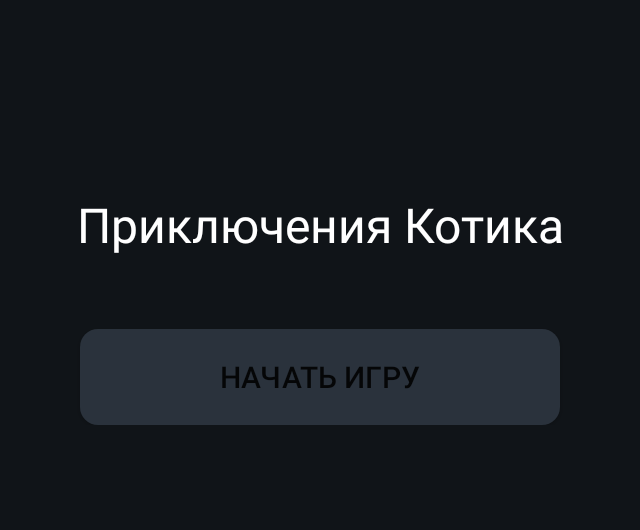
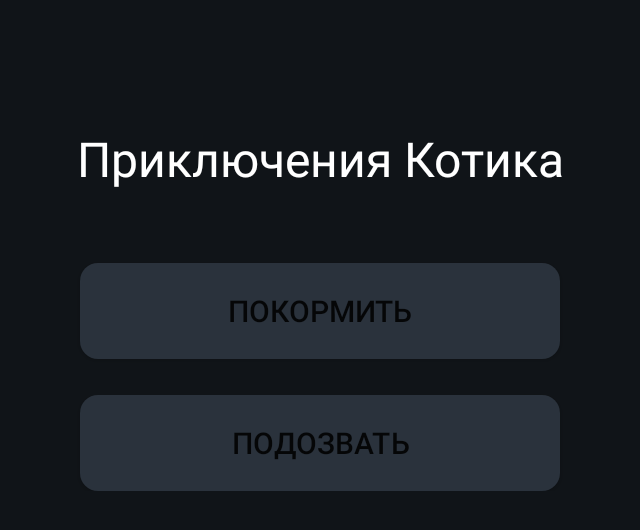
Before and after one commit to FinnaA/yatv, an Android app: the MainActivity screen opened directly, with no data from a screen before it, on a phone screen of 824 x 412 dp (held sideways). Shown: the top 530 px of the screen, without its empty margins (297-937 px from the left). Run offline under Robolectric (Android 15) with nearby library versions, the phone set to English and light mode, and no system bars.

Commit message:
step 4 done

```diff
--- a/app/src/main/java/ru/digitalavatar/secondlife/MainActivity.kt
+++ b/app/src/main/java/ru/digitalavatar/secondlife/MainActivity.kt
@@ -3,9 +3,8 @@ package ru.digitalavatar.secondlife
 import android.app.Activity
 import android.content.Intent
 import android.os.Bundle
-import android.view.View
 import android.widget.Button
-import ru.digitalavatar.secondlife.data.ChapterProgress
+import ru.digitalavatar.secondlife.data.VideoCatalog
 
 class MainActivity : Activity() {
 
@@ -13,43 +12,23 @@ class MainActivity : Activity() {
         super.onCreate(savedInstanceState)
         setContentView(R.layout.activity_main)
 
-        val lastChapter = ChapterProgress.lastChapter(this)
-        val btnContinue = findViewById<Button>(R.id.btn_continue)
-        val btnStart = findViewById<Button>(R.id.btn_start)
+        val btnFeed = findViewById<Button>(R.id.btn_feed)
+        val btnCall = findViewById<Button>(R.id.btn_call)
 
-        if (lastChapter == 0) {
-            // игра не начиналась — кнопки «Продолжить» нет
-            btnContinue.visibility = View.GONE
-            btnStart.text = "Начать игру"
-            btnStart.contentDescription = "Начать игру с начала, с первой главы"
-        } else {
-            btnContinue.visibility = View.VISIBLE
-            btnContinue.text = "Продолжить (глава $lastChapter)"
-            btnContinue.contentDescription = "Продолжить игру с последней главы"
-            btnStart.text = "Начать заново"
-            btnStart.contentDescription = "Начать игру заново, с начала, с первой главы"
+        btnFeed.setOnClickListener {
+            openVideo(VideoCatalog.feed)
+        }
+        btnCall.setOnClickListener {
+            openVideo(VideoCatalog.call)
         }
 
-        btnContinue.setOnClickListener {
-            openChapter(lastChapter.coerceAtLeast(1))
-        }
-        btnStart.setOnClickListener {
-            ChapterProgress.save(this, 1)
-            openChapter(1)
-        }
-
-        // фокус при запуске — на первую доступную кнопку
-        if (btnContinue.visibility == View.VISIBLE) {
-            btnContinue.requestFocus()
-        } else {
-            btnStart.requestFocus()
-        }
+        btnFeed.requestFocus()
     }
 
-    private fun openChapter(n: Int) {
+    private fun openVideo(url: String) {
         startActivity(
             Intent(this, VideoPlayerActivity::class.java)
-                .putExtra("chapter", n)
+                .putExtra(VideoPlayerActivity.EXTRA_URL, url)
         )
     }
 }
--- a/app/src/main/res/layout/activity_main.xml
+++ b/app/src/main/res/layout/activity_main.xml
@@ -20,26 +20,27 @@
             android:textColor="#FFFFFF"
             android:layout_marginBottom="48dp" />
 
-        <!-- Кнопка «Продолжить» — видима только если есть прогресс -->
         <Button
-            android:id="@+id/btn_continue"
+            android:id="@+id/btn_feed"
+            android:layout_width="320dp"
+            android:layout_height="64dp"
+            android:layout_marginBottom="24dp"
+            android:textSize="20sp"
+            android:text="@string/btn_feed"
+            android:background="@drawable/button_focus_selector"
+            android:focusable="true"
+            android:clickable="true"
+            android:contentDescription="Покормить котика, накормить, корм" />
+
+        <Button
+            android:id="@+id/btn_call"
             android:layout_width="320dp"
             android:layout_height="64dp"
             android:textSize="20sp"
+            android:text="@string/btn_call"
             android:background="@drawable/button_focus_selector"
             android:focusable="true"
             android:clickable="true"
-            android:contentDescription="Продолжить игру с последней главы" />
-
-        <!-- Кнопка «Начать» — либо «Начать игру» (новичок), либо «Начать заново» -->
-        <Button
-            android:id="@+id/btn_start"
-            android:layout_width="320dp"
-            android:layout_height="64dp"
-            android:textSize="20sp"
-            android:background="@drawable/button_focus_selector"
-            android:focusable="true"
-            android:clickable="true"
-            android:contentDescription="Начать игру с начала, с первой главы" />
+            android:contentDescription="Подозвать котика, подзови, кис-кис, кыс-кыс, кс-кс-кссс" />
     </LinearLayout>
 </FrameLayout>
--- a/app/src/main/res/values/strings.xml
+++ b/app/src/main/res/values/strings.xml
@@ -2,4 +2,6 @@
 <resources>
     <string name="app_name">Android TV App</string>
     <string name="app_title">Приключения Котика</string>
+    <string name="btn_feed">Покормить</string>
+    <string name="btn_call">Подозвать</string>
 </resources>
```
Also changed, not shown: app/src/main/AndroidManifest.xml (+6 -1 lines), app/src/main/java/ru/digitalavatar/secondlife/IntroActivity.kt (added, +67 -0 lines), app/src/main/java/ru/digitalavatar/secondlife/VideoPlayerActivity.kt (+54 -1 lines), app/src/main/java/ru/digitalavatar/secondlife/data/VideoCatalog.kt (added, +9 -0 lines), app/src/main/res/layout/activity_intro.xml (added, +14 -0 lines), app/src/main/res/layout/activity_video.xml (added, +13 -0 lines), 250 other files.
